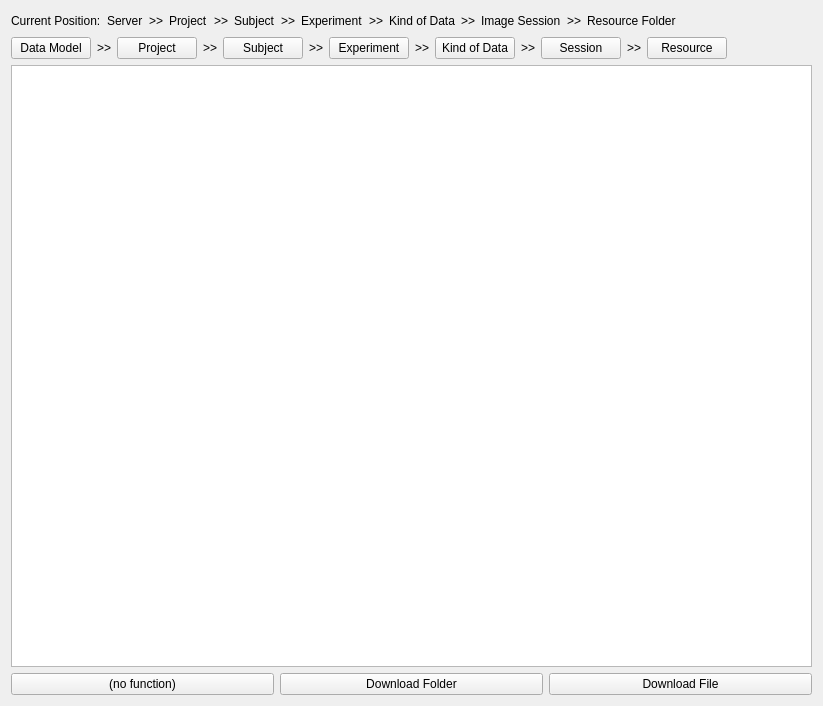
The window that Plugins/org.mitk.gui.qt.xnat/src/internal/QmitkXnatEditorControls.ui (MITK/MITK) describes before a commit, drawn with Qt 5.
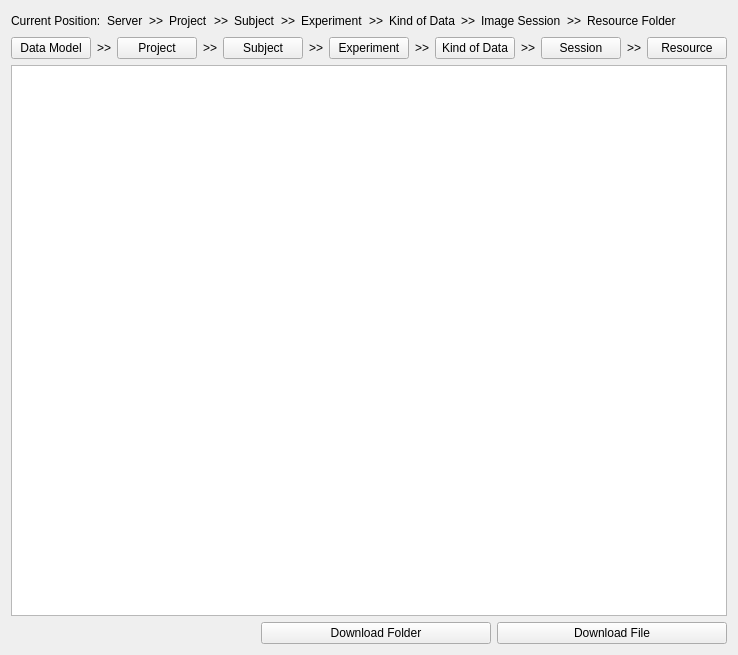
The same window after the commit. Icons and pictures are not drawn.

Commit message: Implemented QmitkXnatEditorUpdateSession() to realize the server url update and and the corresponding for QmitkXnatTreeBrowserView. Some little changes to the Editor UI.

Diff of the .ui file:
```diff
--- a/Plugins/org.mitk.gui.qt.xnat/src/internal/QmitkXnatEditorControls.ui
+++ b/Plugins/org.mitk.gui.qt.xnat/src/internal/QmitkXnatEditorControls.ui
@@ -6,8 +6,8 @@
    <rect>
     <x>0</x>
     <y>0</y>
-    <width>823</width>
-    <height>706</height>
+    <width>719</width>
+    <height>655</height>
    </rect>
   </property>
   <property name="minimumSize">
@@ -428,11 +428,20 @@
    <item>
     <layout class="QHBoxLayout" name="horizontalLayout_2">
      <item>
-      <widget class="QPushButton" name="buttonUpload">
-       <property name="text">
-        <string>(no function)</string>
+      <spacer name="horizontalSpacer">
+       <property name="orientation">
+        <enum>Qt::Horizontal</enum>
        </property>
-      </widget>
+       <property name="sizeType">
+        <enum>QSizePolicy::Minimum</enum>
+       </property>
+       <property name="sizeHint" stdset="0">
+        <size>
+         <width>250</width>
+         <height>20</height>
+        </size>
+       </property>
+      </spacer>
      </item>
      <item>
       <widget class="QPushButton" name="buttonDownloadResource">
```
Left out of the diff: 4 changed lines with no effect on the pictures. The commit also changes 4 other files.
